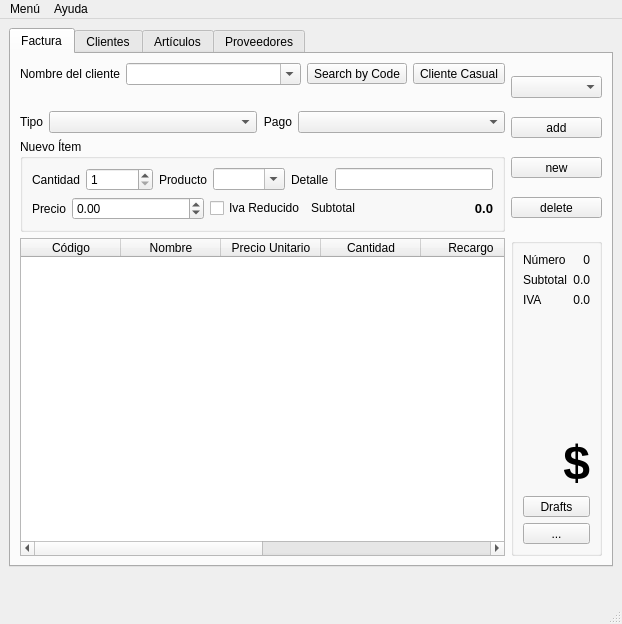
Before: the Qt Designer form banta/res/ui/main.ui in jerobarraco/banta, drawn with Qt 5.
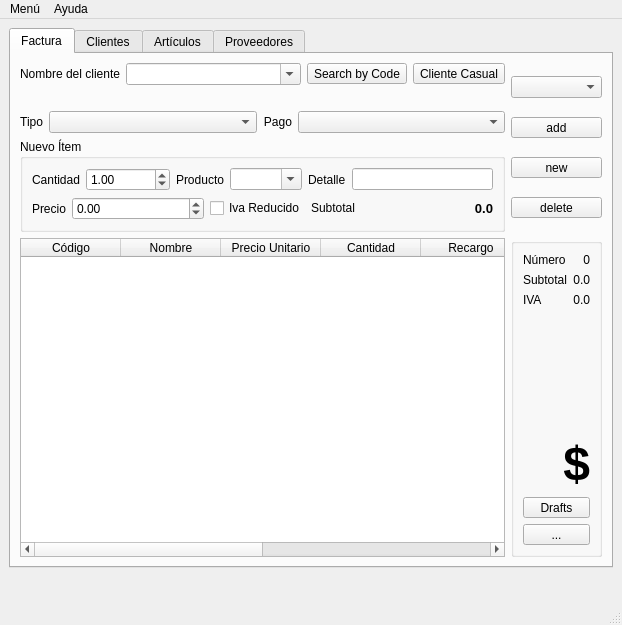
After: the same form once the commit is applied. Icons and pictures are not drawn.

Commit message: Type taxes webservice ui taxes producto cantidad flotante

```diff
--- a/banta/res/ui/main.ui
+++ b/banta/res/ui/main.ui
@@ -7,7 +7,7 @@
     <x>0</x>
     <y>0</y>
     <width>622</width>
-    <height>624</height>
+    <height>625</height>
    </rect>
   </property>
   <property name="sizePolicy">
@@ -167,15 +167,12 @@
                 </widget>
                </item>
                <item>
-                <widget class="QSpinBox" name="eBProdQuant">
-                 <property name="minimum">
-                  <number>1</number>
-                 </property>
+                <widget class="QDoubleSpinBox" name="eBProdQuant">
                  <property name="maximum">
-                  <number>9999999</number>
+                  <double>999999999.990000009536743</double>
                  </property>
                  <property name="value">
-                  <number>1</number>
+                  <double>1.000000000000000</double>
                  </property>
                 </widget>
                </item>
```
The commit also changes 5 other files.
